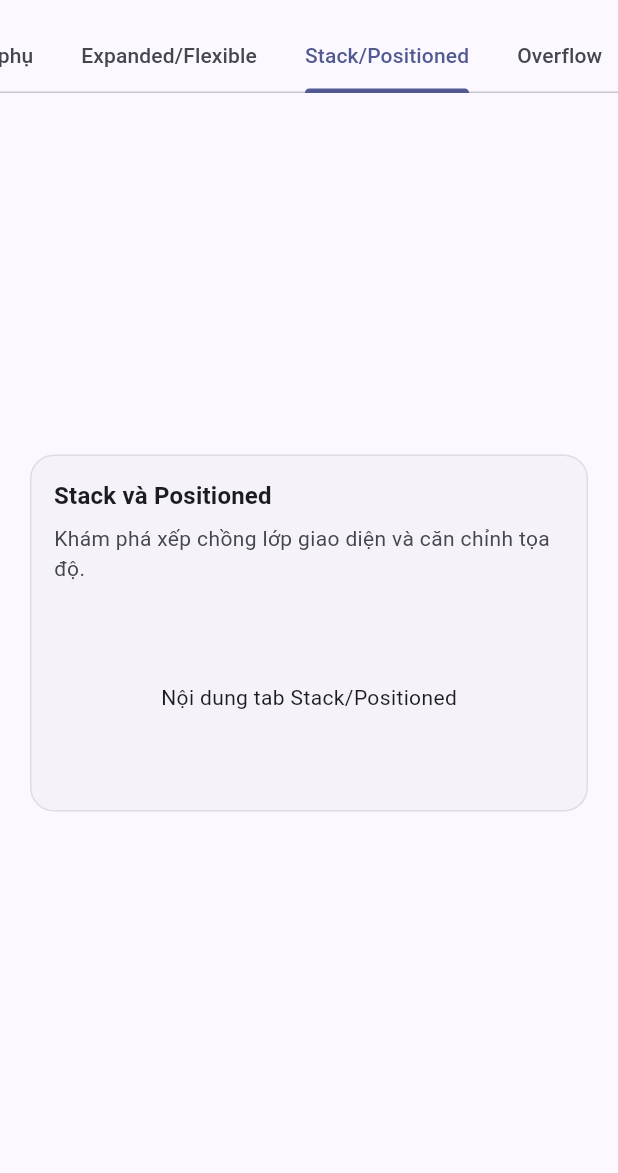
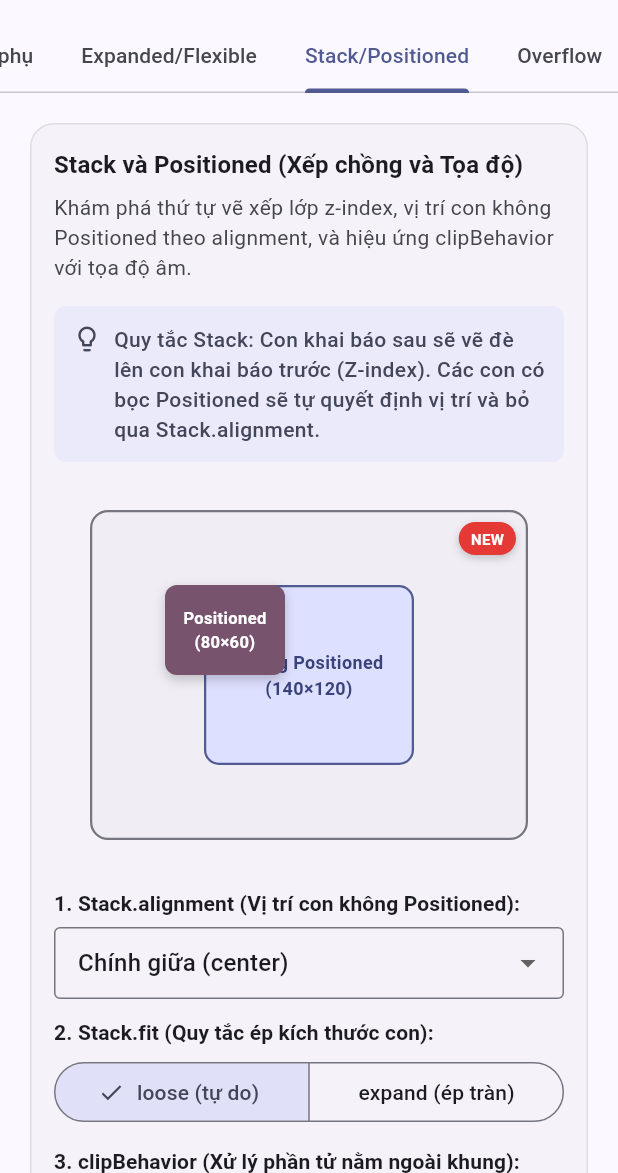
Before and after one commit to cityengin/study-dashboard, a Flutter app: the DemoLabScreen screen opened directly, tab 3 chosen, on a phone screen of 412 x 824 dp, the part 63-1236 px from its top. Run offline on Flutter 3.47's test engine with Material 3 defaults, Android fonts, the phone set to English and light mode, and no system bars.

Commit message:
feat(demo-lab): sân chơi Stack và Positioned

```diff
--- a/lib/screens/demo_lab/demo_lab_screen.dart
+++ b/lib/screens/demo_lab/demo_lab_screen.dart
@@ -2,6 +2,7 @@ import 'package:flutter/material.dart';
 import 'widgets/axis_playground.dart';
 import 'widgets/demo_card.dart';
 import 'widgets/flex_playground.dart';
+import 'widgets/stack_playground.dart';
 
 class DemoLabScreen extends StatelessWidget {
   const DemoLabScreen({super.key});
@@ -60,12 +61,10 @@ class DemoLabScreen extends StatelessWidget {
             ),
             _buildTabWrapper(
               child: const DemoCard(
-                title: 'Stack và Positioned',
-                description: 'Khám phá xếp chồng lớp giao diện và căn chỉnh tọa độ.',
-                child: SizedBox(
-                  height: 120,
-                  child: Center(child: Text('Nội dung tab Stack/Positioned')),
-                ),
+                title: 'Stack và Positioned (Xếp chồng và Tọa độ)',
+                description:
+                    'Khám phá thứ tự vẽ xếp lớp z-index, vị trí con không Positioned theo alignment, và hiệu ứng clipBehavior với tọa độ âm.',
+                child: StackPlayground(),
               ),
             ),
             _buildTabWrapper(
--- /dev/null
+++ b/lib/screens/demo_lab/widgets/stack_playground.dart
@@ -0,0 +1,387 @@
+import 'package:flutter/material.dart';
+
+class StackPlayground extends StatefulWidget {
+  const StackPlayground({super.key});
+
+  @override
+  State<StackPlayground> createState() => _StackPlaygroundState();
+}
+
+class _StackPlaygroundState extends State<StackPlayground> {
+  Alignment _alignment = Alignment.center;
+  StackFit _fit = StackFit.loose;
+  Clip _clipBehavior = Clip.hardEdge;
+  double _x = 50.0;
+  double _y = 50.0;
+
+  static const List<MapEntry<Alignment, String>> _alignmentOptions = [
+    MapEntry(Alignment.topLeft, 'Trên - Trái (topLeft)'),
+    MapEntry(Alignment.topCenter, 'Trên - Giữa (topCenter)'),
+    MapEntry(Alignment.topRight, 'Trên - Phải (topRight)'),
+    MapEntry(Alignment.centerLeft, 'Giữa - Trái (centerLeft)'),
+    MapEntry(Alignment.center, 'Chính giữa (center)'),
+    MapEntry(Alignment.centerRight, 'Giữa - Phải (centerRight)'),
+    MapEntry(Alignment.bottomLeft, 'Dưới - Trái (bottomLeft)'),
+    MapEntry(Alignment.bottomCenter, 'Dưới - Giữa (bottomCenter)'),
+    MapEntry(Alignment.bottomRight, 'Dưới - Phải (bottomRight)'),
+  ];
+
+  String _getAlignmentCode(Alignment a) {
+    for (final entry in _alignmentOptions) {
+      if (entry.key == a) {
+        final raw = entry.value.split('(').last.replaceAll(')', '');
+        return 'Alignment.$raw';
+      }
+    }
+    return 'Alignment.center';
+  }
+
+  @override
+  Widget build(BuildContext context) {
+    final theme = Theme.of(context);
+
+    final generatedCode = '''Stack(
+  alignment: ${_getAlignmentCode(_alignment)},
+  fit: StackFit.${_fit.name},
+  clipBehavior: Clip.${_clipBehavior.name},
+  children: [
+    // 1. Không Positioned (định vị theo Stack.alignment)
+    Container(width: 140, height: 120),
+    // 2. Positioned(left: ${_x.toStringAsFixed(0)}, top: ${_y.toStringAsFixed(0)})
+    Positioned(
+      left: ${_x.toStringAsFixed(0)},
+      top: ${_y.toStringAsFixed(0)},
+      child: Container(width: 80, height: 60),
+    ),
+    // 3. Badge cố định góc trên phải (vẽ đè lên trước)
+    Positioned(
+      right: 8,
+      top: 8,
+      child: Badge("NEW"),
+    ),
+  ],
+)''';
+
+    return Column(
+      crossAxisAlignment: CrossAxisAlignment.stretch,
+      children: [
+        // Dòng lưu ý nguyên lý quan trọng của Stack
+        Container(
+          padding: const EdgeInsets.all(12),
+          decoration: BoxDecoration(
+            color: theme.colorScheme.secondaryContainer.withValues(alpha: 0.5),
+            borderRadius: BorderRadius.circular(8),
+          ),
+          child: Row(
+            crossAxisAlignment: CrossAxisAlignment.start,
+            children: [
+              Icon(
+                Icons.lightbulb_outline,
+                size: 20,
+                color: theme.colorScheme.onSecondaryContainer,
+              ),
+              const SizedBox(width: 8),
+              Expanded(
+                child: Text(
+                  'Quy tắc Stack: Con khai báo sau sẽ vẽ đè lên con khai báo trước (Z-index). '
+                  'Các con có bọc Positioned sẽ tự quyết định vị trí và bỏ qua Stack.alignment.',
+                  style: theme.textTheme.bodyMedium?.copyWith(
+                    color: theme.colorScheme.onSecondaryContainer,
+                    fontWeight: FontWeight.w500,
+                  ),
+                ),
+              ),
+            ],
+          ),
+        ),
+        const SizedBox(height: 16),
+
+        // Chừa padding quanh khung để Clip.none không bị vẽ đè lên các thành phần xung quanh
+        Padding(
+          padding: const EdgeInsets.symmetric(horizontal: 24, vertical: 16),
+          child: SizedBox(
+            height: 220,
+            child: DecoratedBox(
+              decoration: BoxDecoration(
+                color: theme.colorScheme.surfaceContainerHighest.withValues(alpha: 0.3),
+                border: Border.all(
+                  color: theme.colorScheme.outline,
+                  width: 1.5,
+                ),
+                borderRadius: BorderRadius.circular(12),
+              ),
+              // [LayoutBuilder] Dùng để đo lường chiều rộng khung Stack, hỗ trợ giới hạn thanh trượt x
+              child: LayoutBuilder(
+                builder: (BuildContext context, BoxConstraints constraints) {
+                  final maxWidth = constraints.maxWidth;
+                  final maxX = maxWidth - 40.0;
+                  final minX = -40.0;
+                  final clampedX = _x.clamp(minX, maxX);
+
+                  // [Stack + Positioned] Xếp chồng nhiều lớp phần tử theo thứ tự z-index và định vị tọa độ
+                  return Stack(
+                    // [Stack.alignment] Căn vị trí cho phần tử con không bọc Positioned
+                    alignment: _alignment,
+                    fit: _fit,
+                    // [Stack.clipBehavior] Cắt xén phần tử tràn viền hoặc cho phép hiển thị tràn ra ngoài
+                    clipBehavior: _clipBehavior,
+                    children: [
+                      // 1. Con KHÔNG Positioned (140x120)
+                      Container(
+                        width: 140,
+                        height: 120,
+                        decoration: BoxDecoration(
+                          color: theme.colorScheme.primaryContainer,
+                          borderRadius: BorderRadius.circular(10),
+                          border: Border.all(
+                            color: theme.colorScheme.primary,
+                            width: 1.5,
+                          ),
+                        ),
+                        alignment: Alignment.center,
+                        child: Text(
+                          'Không Positioned\n(140×120)',
+                          textAlign: TextAlign.center,
+                          style: TextStyle(
+                            color: theme.colorScheme.onPrimaryContainer,
+                            fontWeight: FontWeight.bold,
+                            fontSize: 12,
+                          ),
+                        ),
+                      ),
+
+                      // 2. Con bọc Positioned(left: x, top: y) (80x60)
+                      Positioned(
+                        left: clampedX,
+                        top: _y,
+                        child: Container(
+                          width: 80,
+                          height: 60,
+                          decoration: BoxDecoration(
+                            color: theme.colorScheme.tertiary,
+                            borderRadius: BorderRadius.circular(8),
+                            boxShadow: [
+                              BoxShadow(
+                                color: Colors.black.withValues(alpha: 0.2),
+                                blurRadius: 6,
+                                offset: const Offset(0, 3),
+                              ),
+                            ],
+                          ),
+                          alignment: Alignment.center,
+                          child: Text(
+                            'Positioned\n(80×60)',
+                            textAlign: TextAlign.center,
+                            style: TextStyle(
+                              color: theme.colorScheme.onTertiary,
+                              fontWeight: FontWeight.bold,
+                              fontSize: 11,
+                            ),
+                          ),
+                        ),
+                      ),
+
+                      // 3. Con bọc Positioned góc trên phải (Badge NEW)
+                      Positioned(
+                        right: 8,
+                        top: 8,
+                        child: Container(
+                          padding: const EdgeInsets.symmetric(horizontal: 8, vertical: 4),
+                          decoration: BoxDecoration(
+                            color: Colors.red.shade600,
+                            borderRadius: BorderRadius.circular(12),
+                            boxShadow: [
+                              BoxShadow(
+                                color: Colors.black.withValues(alpha: 0.2),
+                                blurRadius: 4,
+                                offset: const Offset(0, 2),
+                              ),
+                            ],
+                          ),
+                          child: const Text(
+                            'NEW',
+                            style: TextStyle(
+                              color: Colors.white,
+                              fontSize: 10,
+                              fontWeight: FontWeight.bold,
+                            ),
+                          ),
+                        ),
+                      ),
+                    ],
+                  );
+                },
+              ),
+            ),
+          ),
+        ),
+        const SizedBox(height: 16),
+
+        // 1. Stack.alignment Dropdown
+        Text(
+          '1. Stack.alignment (Vị trí con không Positioned):',
+          style: theme.textTheme.labelLarge?.copyWith(fontWeight: FontWeight.bold),
+        ),
+        const SizedBox(height: 6),
+        DropdownButtonFormField<Alignment>(
+          initialValue: _alignment,
+          decoration: const InputDecoration(
+            border: OutlineInputBorder(),
+            contentPadding: EdgeInsets.symmetric(horizontal: 12, vertical: 10),
+          ),
+          items: _alignmentOptions.map((opt) {
+            return DropdownMenuItem<Alignment>(
+              value: opt.key,
+              child: Text(opt.value),
+            );
+          }).toList(),
+          onChanged: (val) {
+            if (val != null) {
+              setState(() {
+                _alignment = val;
+              });
+            }
+          },
+        ),
+        const SizedBox(height: 12),
+
+        // 2. StackFit SegmentedButton
+        Text(
+          '2. Stack.fit (Quy tắc ép kích thước con):',
+          style: theme.textTheme.labelLarge?.copyWith(fontWeight: FontWeight.bold),
+        ),
+        const SizedBox(height: 6),
+        SegmentedButton<StackFit>(
+          segments: const [
+            ButtonSegment(
+              value: StackFit.loose,
+              label: Text('loose (tự do)'),
+            ),
+            ButtonSegment(
+              value: StackFit.expand,
+              label: Text('expand (ép tràn)'),
+            ),
+          ],
+          selected: {_fit},
+          onSelectionChanged: (val) {
+            setState(() {
+              _fit = val.first;
+            });
+          },
+        ),
+        const SizedBox(height: 12),
+
+        // 3. ClipBehavior SegmentedButton
+        Text(
+          '3. clipBehavior (Xử lý phần tử nằm ngoài khung):',
+          style: theme.textTheme.labelLarge?.copyWith(fontWeight: FontWeight.bold),
+        ),
+        const SizedBox(height: 6),
+        SegmentedButton<Clip>(
+          segments: const [
+            ButtonSegment(
+              value: Clip.hardEdge,
+              label: Text('hardEdge (cắt mép)'),
+            ),
+            ButtonSegment(
+              value: Clip.none,
+              label: Text('none (cho phép tràn)'),
+            ),
+          ],
+          selected: {_clipBehavior},
+          onSelectionChanged: (val) {
+            setState(() {
+              _clipBehavior = val.first;
+            });
+          },
+        ),
+        const SizedBox(height: 12),
+
+        // 4. Slider x và y
+        Text(
+          '4. Tọa độ Positioned (hỗ trợ giá trị âm kiểm tra clip):',
+          style: theme.textTheme.labelLarge?.copyWith(fontWeight: FontWeight.bold),
+        ),
+        const SizedBox(height: 6),
+        LayoutBuilder(
+          builder: (context, constraints) {
+            final maxWidth = constraints.maxWidth;
+            final minX = -40.0;
+            final maxX = (maxWidth - 40.0).clamp(minX + 1.0, 1000.0);
+
+            return Column(
+              children: [
+                Row(
+                  children: [
+                    SizedBox(
+                      width: 80,
+                      child: Text('Left (X): ${_x.toStringAsFixed(0)}'),
+                    ),
+                    Expanded(
+                      child: Slider(
+                        value: _x.clamp(minX, maxX),
+                        min: minX,
+                        max: maxX,
+                        onChanged: (val) {
+                          setState(() {
+                            _x = val;
+                          });
+                        },
+                      ),
+                    ),
+                  ],
+                ),
+                Row(
+                  children: [
+                    SizedBox(
+                      width: 80,
+                      child: Text('Top (Y): ${_y.toStringAsFixed(0)}'),
+                    ),
+                    Expanded(
+                      child: Slider(
+                        value: _y.clamp(-30.0, 190.0),
+                        min: -30.0,
+                        max: 190.0,
+                        onChanged: (val) {
+                          setState(() {
+                            _y = val;
+                          });
+                        },
+                      ),
+                    ),
+                  ],
+                ),
+              ],
+            );
+          },
+        ),
+        const SizedBox(height: 16),
+
+        // Đoạn code tương ứng
+        Text(
+          'Mã nguồn Stack tương ứng:',
+          style: theme.textTheme.labelLarge?.copyWith(fontWeight: FontWeight.bold),
+        ),
+        const SizedBox(height: 6),
+        Container(
+          padding: const EdgeInsets.all(12),
+          decoration: BoxDecoration(
+            color: theme.colorScheme.surfaceContainerHighest.withValues(alpha: 0.6),
+            borderRadius: BorderRadius.circular(8),
+            border: Border.all(
+              color: theme.colorScheme.outlineVariant.withValues(alpha: 0.5),
+            ),
+          ),
+          child: SelectableText(
+            generatedCode,
+            style: TextStyle(
+              fontFamily: 'monospace',
+              fontSize: 13,
+              color: theme.colorScheme.onSurface,
+            ),
+          ),
+        ),
+      ],
+    );
+  }
+}
```
Also changed, not shown: lib/screens/demo_lab/widgets/flex_playground.dart (line endings or trailing spaces), 1 other file.
